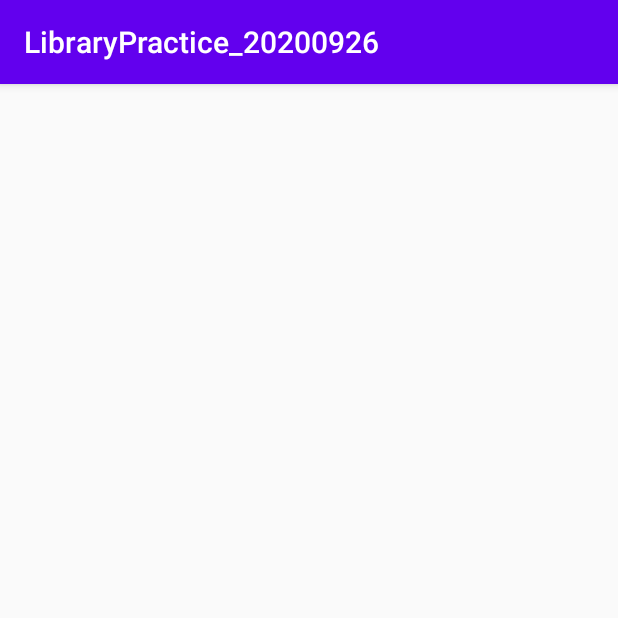
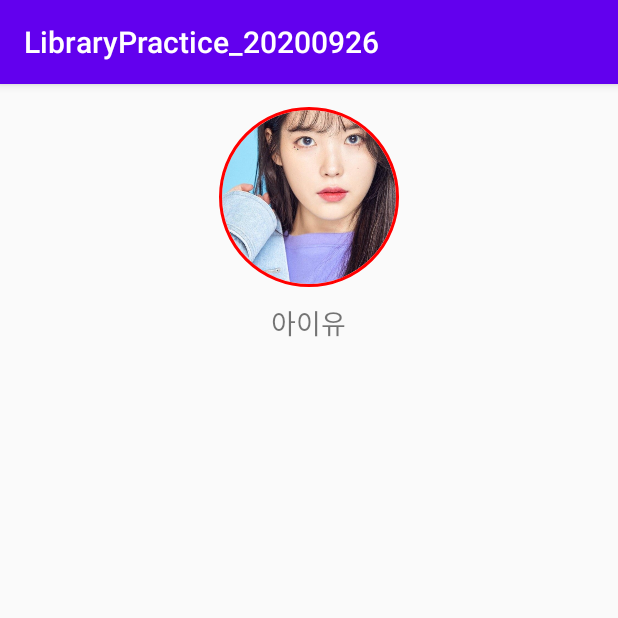
Before and after one commit to cho881020/LibraryPractice_20200926, an Android app: the screen it shows after launch (MainActivity), on a phone screen of 412 x 824 dp, the top half of it. Run offline under Robolectric (Android 15) with nearby library versions, the phone set to English and light mode, and no system bars; our stand-ins replace CircleImageView.

Commit message:
CircleImageView 라이브러리 체험

```diff
--- a/app/build.gradle
+++ b/app/build.gradle
@@ -28,6 +28,7 @@ dependencies {
     implementation fileTree(dir: "libs", include: ["*.jar"])
     implementation "org.jetbrains.kotlin:kotlin-stdlib:$kotlin_version"
     implementation 'androidx.core:core-ktx:1.3.1'
+    implementation 'de.hdodenhof:circleimageview:3.1.0'
     implementation 'androidx.appcompat:appcompat:1.2.0'
     implementation 'androidx.constraintlayout:constraintlayout:2.0.1'
     testImplementation 'junit:junit:4.12'
--- a/app/src/main/res/layout/activity_main.xml
+++ b/app/src/main/res/layout/activity_main.xml
@@ -7,6 +7,28 @@
     android:orientation="vertical"
     tools:context=".MainActivity">
 
+    <LinearLayout
+        android:layout_width="match_parent"
+        android:layout_height="wrap_content"
+        android:padding="15dp"
+        android:gravity="center"
+        android:orientation="vertical">
 
+        <de.hdodenhof.circleimageview.CircleImageView
+            android:layout_width="120dp"
+            android:layout_height="120dp"
+            android:src="@drawable/iu_pic"
+            app:civ_border_width="2dp"
+            app:civ_border_color="#FF0000"
+            android:scaleType="centerCrop"/>
+
+        <TextView
+            android:layout_width="wrap_content"
+            android:layout_height="wrap_content"
+            android:text="아이유"
+            android:layout_marginTop="10dp"
+            android:textSize="18sp"/>
+
+    </LinearLayout>
 
 </LinearLayout>
```
Also changed, not shown: app/src/main/res/drawable/iu_pic.jpg (added).
